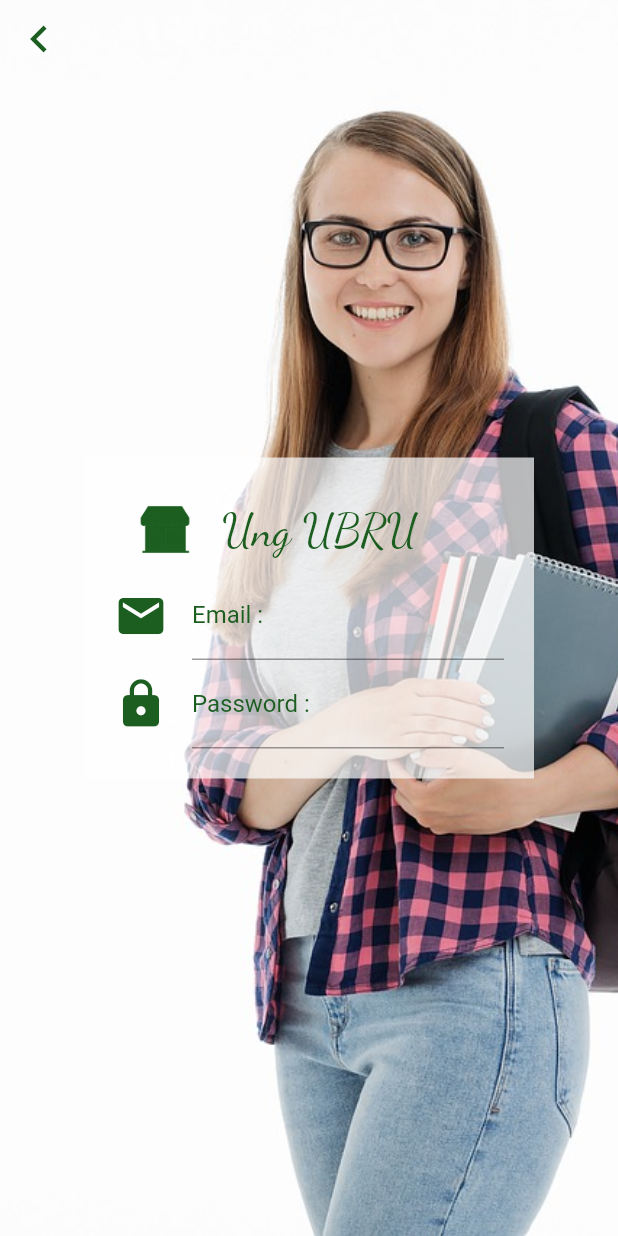
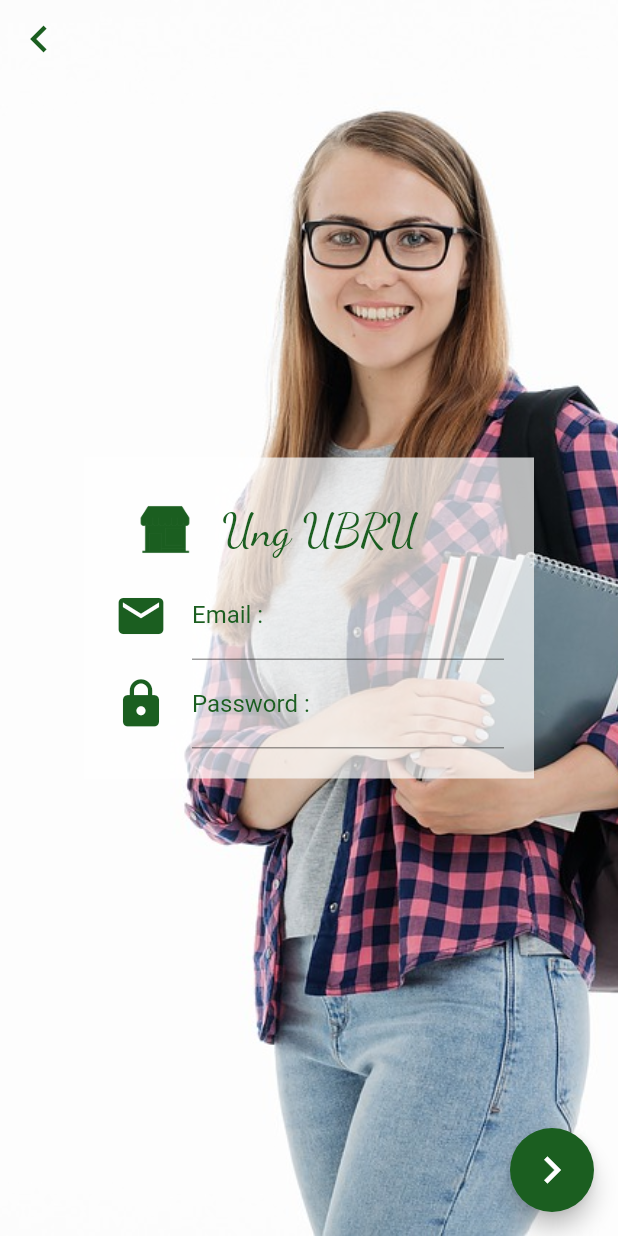
Before and after one commit to masterUNG/UngUBRU, a Flutter app: the Authen screen opened directly, on a phone screen of 412 x 824 dp. Run offline on Flutter 3.47's test engine with Material 2 defaults, Android fonts, the phone set to English and light mode, and no system bars; our stand-ins replace firebase_auth; accounts and stored records are empty.

Commit message:
Design UI Success

```diff
--- a/lib/screens/authen.dart
+++ b/lib/screens/authen.dart
@@ -10,6 +10,15 @@ class _AuthenState extends State<Authen> {
   Color myColor = Colors.green.shade900;
 
   // Method
+
+  Widget loginButton() {
+    return FloatingActionButton(
+      backgroundColor: myColor,
+      child: Icon(Icons.navigate_next, size: 36.0,),
+      onPressed: () {},
+    );
+  }
+
   Widget backButton() {
     return IconButton(
       icon: Icon(
@@ -25,6 +34,7 @@ class _AuthenState extends State<Authen> {
 
   Widget emailText() {
     return TextFormField(
+      keyboardType: TextInputType.emailAddress,
       decoration: InputDecoration(
         icon: Icon(
           Icons.email,
@@ -39,6 +49,7 @@ class _AuthenState extends State<Authen> {
 
   Widget passwordText() {
     return TextFormField(
+      obscureText: true,
       decoration: InputDecoration(
         icon: Icon(
           Icons.lock,
@@ -104,6 +115,7 @@ class _AuthenState extends State<Authen> {
           ],
         ),
       ),
+      floatingActionButton: loginButton(),
     );
   }
 }
```
